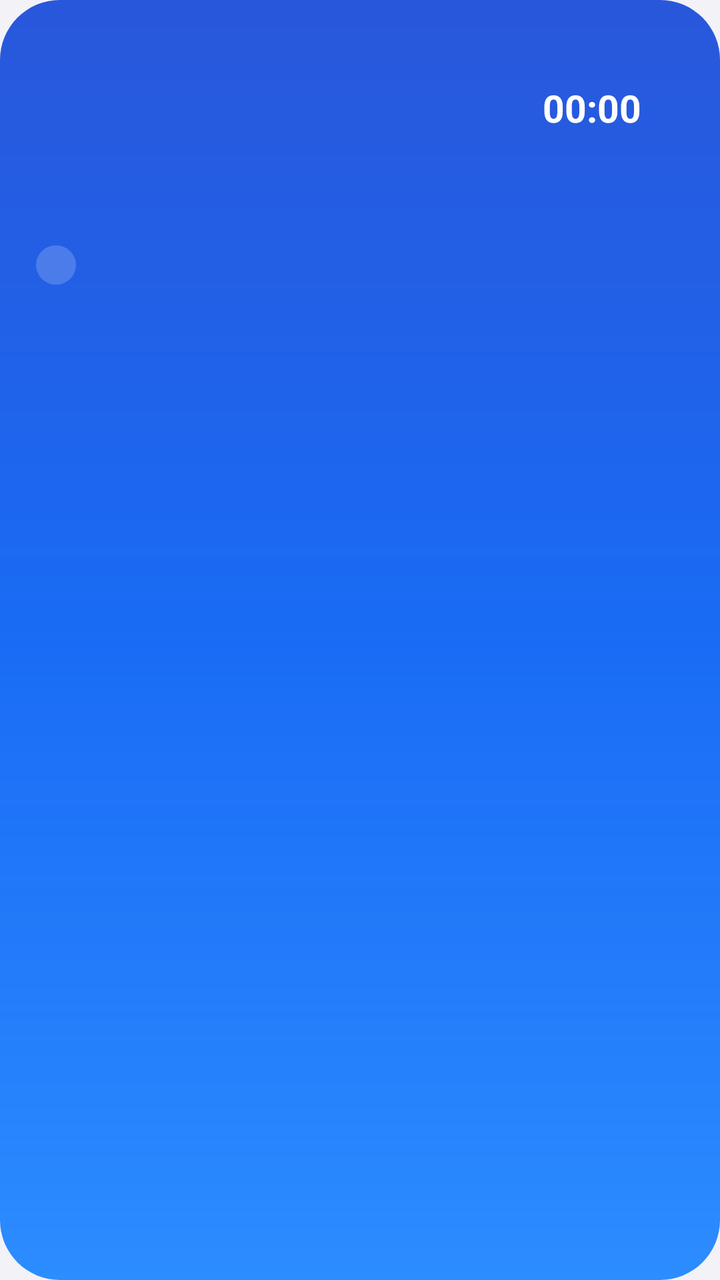
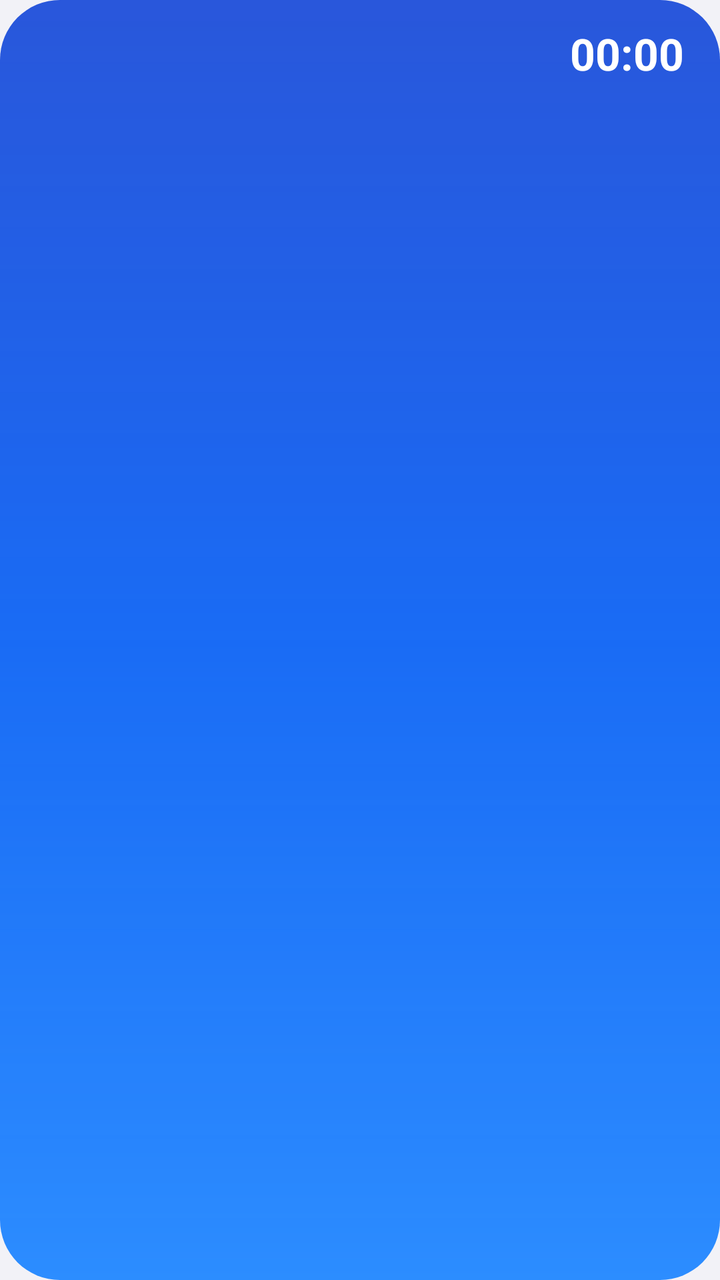

Screens rendered from an Android XML layout before and after an edit, with the pre-edit source and the edit as a unified diff.
<!-- AndroidManifest.xml: application theme AppTheme -->
<!-- res/layout/widget_hero.xml -->
<?xml version="1.0" encoding="utf-8"?>
<LinearLayout xmlns:android="http://schemas.android.com/apk/res/android"
    android:id="@+id/root" android:layout_width="match_parent" android:layout_height="match_parent"
    android:background="@drawable/bg_hero" android:orientation="vertical" android:paddingStart="18dp" android:paddingEnd="18dp" android:paddingTop="16dp" android:paddingBottom="14dp">
    <LinearLayout android:layout_width="match_parent" android:layout_height="0dp" android:layout_weight="1" android:orientation="horizontal">
        <LinearLayout android:layout_width="0dp" android:layout_height="wrap_content" android:layout_weight="1" android:orientation="vertical">
            <TextView android:id="@+id/eyebrow" android:layout_width="wrap_content" android:layout_height="wrap_content"
                android:textColor="#C7FFFFFF" android:textSize="12sp" android:textStyle="bold" android:maxLines="1" />
            <TextView android:id="@+id/date" android:layout_width="wrap_content" android:layout_height="wrap_content"
                android:textColor="#FFFFFF" android:textSize="34sp" android:textStyle="bold" android:letterSpacing="-0.03" android:maxLines="1" android:includeFontPadding="false" />
            <TextView android:id="@+id/status" android:layout_width="match_parent" android:layout_height="wrap_content" android:layout_marginTop="6dp"
                android:textColor="#FFFFFF" android:textSize="15.5sp" android:textStyle="bold" android:maxLines="2" android:ellipsize="end" />
            <TextView android:id="@+id/sub" android:layout_width="match_parent" android:layout_height="wrap_content"
                android:textColor="#CCFFFFFF" android:textSize="12.5sp" android:maxLines="2" android:ellipsize="end" />
            <TextView android:id="@+id/mode" android:layout_width="wrap_content" android:layout_height="wrap_content" android:layout_marginTop="6dp"
                android:background="@drawable/bg_chip" android:paddingStart="10dp" android:paddingEnd="10dp" android:paddingTop="2dp" android:paddingBottom="2dp"
                android:textColor="#FFFFFF" android:textSize="11.5sp" android:textStyle="bold" />
        </LinearLayout>
        <FrameLayout android:layout_width="92dp" android:layout_height="92dp" android:layout_marginStart="10dp">
            <ImageView android:id="@+id/ring" android:layout_width="match_parent" android:layout_height="match_parent" android:contentDescription="残り時間" />
            <LinearLayout android:layout_width="wrap_content" android:layout_height="wrap_content" android:layout_gravity="center" android:gravity="center_horizontal" android:orientation="vertical">
                <Chronometer android:id="@+id/chrono" android:layout_width="wrap_content" android:layout_height="wrap_content"
                    android:textColor="#FFFFFF" android:textSize="19sp" android:textStyle="bold" android:includeFontPadding="false" />
                <TextClock android:id="@+id/clock" android:layout_width="wrap_content" android:layout_height="wrap_content" android:format24Hour="H:mm" android:format12Hour="H:mm"
                    android:textColor="#FFFFFF" android:textSize="20sp" android:textStyle="bold" android:includeFontPadding="false" android:visibility="gone" />
                <TextView android:id="@+id/ringlabel" android:layout_width="wrap_content" android:layout_height="wrap_content"
                    android:textColor="#CCFFFFFF" android:textSize="10.5sp" android:textStyle="bold" />
            </LinearLayout>
        </FrameLayout>
    </LinearLayout>
    <ImageView android:id="@+id/bar" android:layout_width="match_parent" android:layout_height="34dp" android:layout_marginTop="8dp" android:scaleType="fitXY" android:contentDescription="1日の流れ" />
    <LinearLayout android:id="@+id/barlabels" android:layout_width="match_parent" android:layout_height="wrap_content" android:layout_marginTop="2dp" android:orientation="horizontal">
        <TextView android:id="@+id/barstart" android:layout_width="0dp" android:layout_height="wrap_content" android:layout_weight="1"
            android:textColor="#BFFFFFFF" android:textSize="11sp" android:textStyle="bold" />
        <TextView android:id="@+id/barend" android:layout_width="wrap_content" android:layout_height="wrap_content"
            android:textColor="#BFFFFFFF" android:textSize="11sp" android:textStyle="bold" />
    </LinearLayout>
</LinearLayout>
<!-- resources referenced by this layout -->
<resources>
  <!-- drawable bg_chip (drawable) -->
  <?xml version="1.0" encoding="utf-8"?>
  <shape xmlns:android="http://schemas.android.com/apk/res/android" android:shape="rectangle">
      <solid android:color="#2EFFFFFF" />
      <corners android:radius="999dp" />
  </shape>
  <!-- drawable bg_hero (drawable) -->
  <?xml version="1.0" encoding="utf-8"?>
  <layer-list xmlns:android="http://schemas.android.com/apk/res/android">
      <item><shape android:shape="rectangle"><gradient android:angle="330" android:startColor="#0B3FD6" android:centerColor="#0A62F5" android:endColor="#2C8DFF" /><corners android:radius="30dp" /></shape></item>
      <item><shape android:shape="rectangle"><gradient android:angle="270" android:startColor="#1FFFFFFF" android:endColor="#00FFFFFF" /><corners android:radius="30dp" /></shape></item>
  </layer-list>
  <style name="AppTheme" parent="android:Theme.Material.Light.NoActionBar">
          <item name="android:windowBackground">@color/bg</item>
          <item name="android:colorAccent">#0A62F5</item>
      </style>
  <color name="bg">#F2F2F7</color>
</resources>

<!-- the commit's change to res/layout/widget_hero.xml (unified diff, before → after) -->
@@ -1,38 +1,47 @@
 <?xml version="1.0" encoding="utf-8"?>
 <LinearLayout xmlns:android="http://schemas.android.com/apk/res/android"
     android:id="@+id/root" android:layout_width="match_parent" android:layout_height="match_parent"
-    android:background="@drawable/bg_hero" android:orientation="vertical" android:paddingStart="18dp" android:paddingEnd="18dp" android:paddingTop="16dp" android:paddingBottom="14dp">
-    <LinearLayout android:layout_width="match_parent" android:layout_height="0dp" android:layout_weight="1" android:orientation="horizontal">
+    android:background="@drawable/bg_hero" android:orientation="vertical" android:paddingStart="18dp" android:paddingEnd="18dp" android:paddingTop="15dp" android:paddingBottom="14dp">
+    <LinearLayout android:layout_width="match_parent" android:layout_height="wrap_content" android:orientation="horizontal">
         <LinearLayout android:layout_width="0dp" android:layout_height="wrap_content" android:layout_weight="1" android:orientation="vertical">
             <TextView android:id="@+id/eyebrow" android:layout_width="wrap_content" android:layout_height="wrap_content"
-                android:textColor="#C7FFFFFF" android:textSize="12sp" android:textStyle="bold" android:maxLines="1" />
-            <TextView android:id="@+id/date" android:layout_width="wrap_content" android:layout_height="wrap_content"
-                android:textColor="#FFFFFF" android:textSize="34sp" android:textStyle="bold" android:letterSpacing="-0.03" android:maxLines="1" android:includeFontPadding="false" />
-            <TextView android:id="@+id/status" android:layout_width="match_parent" android:layout_height="wrap_content" android:layout_marginTop="6dp"
-                android:textColor="#FFFFFF" android:textSize="15.5sp" android:textStyle="bold" android:maxLines="2" android:ellipsize="end" />
-            <TextView android:id="@+id/sub" android:layout_width="match_parent" android:layout_height="wrap_content"
-                android:textColor="#CCFFFFFF" android:textSize="12.5sp" android:maxLines="2" android:ellipsize="end" />
-            <TextView android:id="@+id/mode" android:layout_width="wrap_content" android:layout_height="wrap_content" android:layout_marginTop="6dp"
-                android:background="@drawable/bg_chip" android:paddingStart="10dp" android:paddingEnd="10dp" android:paddingTop="2dp" android:paddingBottom="2dp"
-                android:textColor="#FFFFFF" android:textSize="11.5sp" android:textStyle="bold" />
+                android:textColor="#C7FFFFFF" android:textSize="13sp" android:textStyle="bold" android:maxLines="1" android:includeFontPadding="false" />
+            <TextView android:id="@+id/date" android:layout_width="wrap_content" android:layout_height="wrap_content" android:layout_marginTop="2dp"
+                android:textColor="#FFFFFF" android:textSize="40sp" android:textStyle="bold" android:letterSpacing="-0.03" android:maxLines="1" android:includeFontPadding="false" />
+            <TextView android:id="@+id/status" android:layout_width="match_parent" android:layout_height="wrap_content" android:layout_marginTop="7dp"
+                android:textColor="#FFFFFF" android:textSize="17sp" android:textStyle="bold" android:maxLines="1" android:ellipsize="end" android:includeFontPadding="false" />
+            <TextView android:id="@+id/sub" android:layout_width="match_parent" android:layout_height="wrap_content" android:layout_marginTop="4dp"
+                android:textColor="#D9FFFFFF" android:textSize="14sp" android:maxLines="1" android:ellipsize="end" android:includeFontPadding="false" />
+            <TextView android:id="@+id/sub2" android:layout_width="match_parent" android:layout_height="wrap_content" android:layout_marginTop="3dp"
+                android:textColor="#D9FFFFFF" android:textSize="14sp" android:maxLines="1" android:ellipsize="end" android:includeFontPadding="false" android:visibility="gone" />
         </LinearLayout>
-        <FrameLayout android:layout_width="92dp" android:layout_height="92dp" android:layout_marginStart="10dp">
-            <ImageView android:id="@+id/ring" android:layout_width="match_parent" android:layout_height="match_parent" android:contentDescription="残り時間" />
+        <FrameLayout android:layout_width="wrap_content" android:layout_height="wrap_content" android:layout_marginStart="8dp">
+            <ImageView android:id="@+id/ring" android:layout_width="wrap_content" android:layout_height="wrap_content" android:contentDescription="残り時間" />
             <LinearLayout android:layout_width="wrap_content" android:layout_height="wrap_content" android:layout_gravity="center" android:gravity="center_horizontal" android:orientation="vertical">
                 <Chronometer android:id="@+id/chrono" android:layout_width="wrap_content" android:layout_height="wrap_content"
-                    android:textColor="#FFFFFF" android:textSize="19sp" android:textStyle="bold" android:includeFontPadding="false" />
+                    android:textColor="#FFFFFF" android:textSize="22sp" android:textStyle="bold" android:includeFontPadding="false" />
                 <TextClock android:id="@+id/clock" android:layout_width="wrap_content" android:layout_height="wrap_content" android:format24Hour="H:mm" android:format12Hour="H:mm"
-                    android:textColor="#FFFFFF" android:textSize="20sp" android:textStyle="bold" android:includeFontPadding="false" android:visibility="gone" />
-                <TextView android:id="@+id/ringlabel" android:layout_width="wrap_content" android:layout_height="wrap_content"
-                    android:textColor="#CCFFFFFF" android:textSize="10.5sp" android:textStyle="bold" />
+                    android:textColor="#FFFFFF" android:textSize="22sp" android:textStyle="bold" android:includeFontPadding="false" android:visibility="gone" />
+                <TextView android:id="@+id/ringlabel" android:layout_width="wrap_content" android:layout_height="wrap_content" android:layout_marginTop="2dp"
+                    android:textColor="#D9FFFFFF" android:textSize="11sp" android:textStyle="bold" android:includeFontPadding="false" />
             </LinearLayout>
         </FrameLayout>
     </LinearLayout>
-    <ImageView android:id="@+id/bar" android:layout_width="match_parent" android:layout_height="34dp" android:layout_marginTop="8dp" android:scaleType="fitXY" android:contentDescription="1日の流れ" />
-    <LinearLayout android:id="@+id/barlabels" android:layout_width="match_parent" android:layout_height="wrap_content" android:layout_marginTop="2dp" android:orientation="horizontal">
+    <View android:id="@+id/gap" android:layout_width="match_parent" android:layout_height="0dp" android:layout_weight="1" />
+    <LinearLayout android:id="@+id/seg" android:layout_width="wrap_content" android:layout_height="wrap_content" android:layout_marginTop="10dp"
+        android:background="@drawable/bg_seg" android:orientation="horizontal" android:padding="3dp" android:visibility="gone">
+        <TextView android:id="@+id/seg0" style="@style/Seg" />
+        <TextView android:id="@+id/seg1" style="@style/Seg" />
+        <TextView android:id="@+id/seg2" style="@style/Seg" />
+        <TextView android:id="@+id/seg3" style="@style/Seg" />
+    </LinearLayout>
+    <ImageView android:id="@+id/bar" android:layout_width="wrap_content" android:layout_height="wrap_content" android:layout_marginTop="10dp" android:contentDescription="1日の流れ" />
+    <LinearLayout android:id="@+id/barlabels" android:layout_width="match_parent" android:layout_height="wrap_content" android:layout_marginTop="4dp" android:orientation="horizontal">
         <TextView android:id="@+id/barstart" android:layout_width="0dp" android:layout_height="wrap_content" android:layout_weight="1"
-            android:textColor="#BFFFFFFF" android:textSize="11sp" android:textStyle="bold" />
-        <TextView android:id="@+id/barend" android:layout_width="wrap_content" android:layout_height="wrap_content"
-            android:textColor="#BFFFFFFF" android:textSize="11sp" android:textStyle="bold" />
+            android:textColor="#C7FFFFFF" android:textSize="11.5sp" android:textStyle="bold" android:maxLines="1" android:ellipsize="end" />
+        <TextView android:id="@+id/barend" android:layout_width="wrap_content" android:layout_height="wrap_content" android:layout_marginStart="8dp"
+            android:textColor="#C7FFFFFF" android:textSize="11.5sp" android:textStyle="bold" android:maxLines="1" />
     </LinearLayout>
+    <LinearLayout android:id="@+id/rows" android:layout_width="match_parent" android:layout_height="0dp" android:layout_weight="1"
+        android:layout_marginTop="10dp" android:orientation="vertical" android:visibility="gone" />
 </LinearLayout>
<!-- resource entries referenced after the edit -->
@@ -1,17 +1,30 @@
 <!-- resources referenced by this layout -->
 <resources>
-  <!-- drawable bg_chip (drawable) -->
-  <?xml version="1.0" encoding="utf-8"?>
-  <shape xmlns:android="http://schemas.android.com/apk/res/android" android:shape="rectangle">
-      <solid android:color="#2EFFFFFF" />
-      <corners android:radius="999dp" />
-  </shape>
   <!-- drawable bg_hero (drawable) -->
   <?xml version="1.0" encoding="utf-8"?>
   <layer-list xmlns:android="http://schemas.android.com/apk/res/android">
       <item><shape android:shape="rectangle"><gradient android:angle="330" android:startColor="#0B3FD6" android:centerColor="#0A62F5" android:endColor="#2C8DFF" /><corners android:radius="30dp" /></shape></item>
       <item><shape android:shape="rectangle"><gradient android:angle="270" android:startColor="#1FFFFFFF" android:endColor="#00FFFFFF" /><corners android:radius="30dp" /></shape></item>
   </layer-list>
+  <!-- drawable bg_seg (drawable) -->
+  <?xml version="1.0" encoding="utf-8"?>
+  <shape xmlns:android="http://schemas.android.com/apk/res/android" android:shape="rectangle">
+      <solid android:color="#29FFFFFF" />
+      <corners android:radius="14dp" />
+  </shape>
+  <style name="Seg">
+          <item name="android:layout_width">wrap_content</item>
+          <item name="android:layout_height">wrap_content</item>
+          <item name="android:paddingStart">15dp</item>
+          <item name="android:paddingEnd">15dp</item>
+          <item name="android:paddingTop">7dp</item>
+          <item name="android:paddingBottom">7dp</item>
+          <item name="android:textColor">#E6FFFFFF</item>
+          <item name="android:textSize">14sp</item>
+          <item name="android:textStyle">bold</item>
+          <item name="android:maxLines">1</item>
+          <item name="android:visibility">gone</item>
+      </style>
   <style name="AppTheme" parent="android:Theme.Material.Light.NoActionBar">
           <item name="android:windowBackground">@color/bg</item>
           <item name="android:colorAccent">#0A62F5</item>
